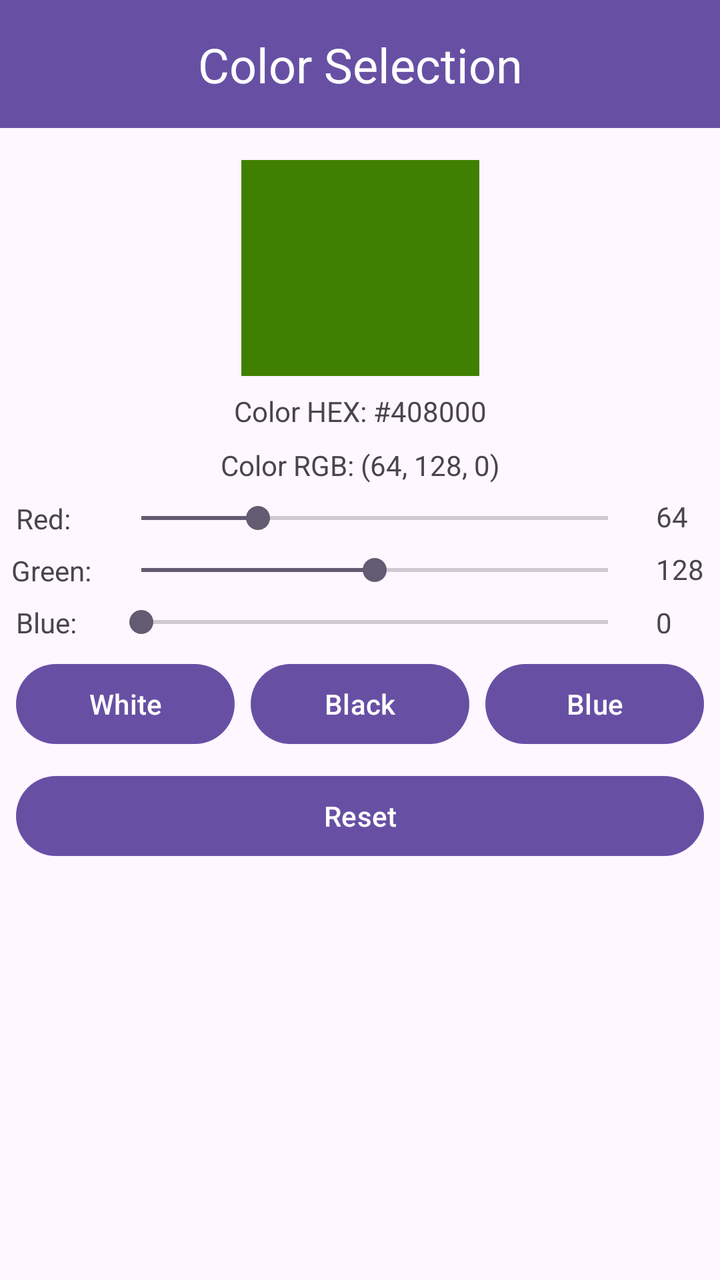
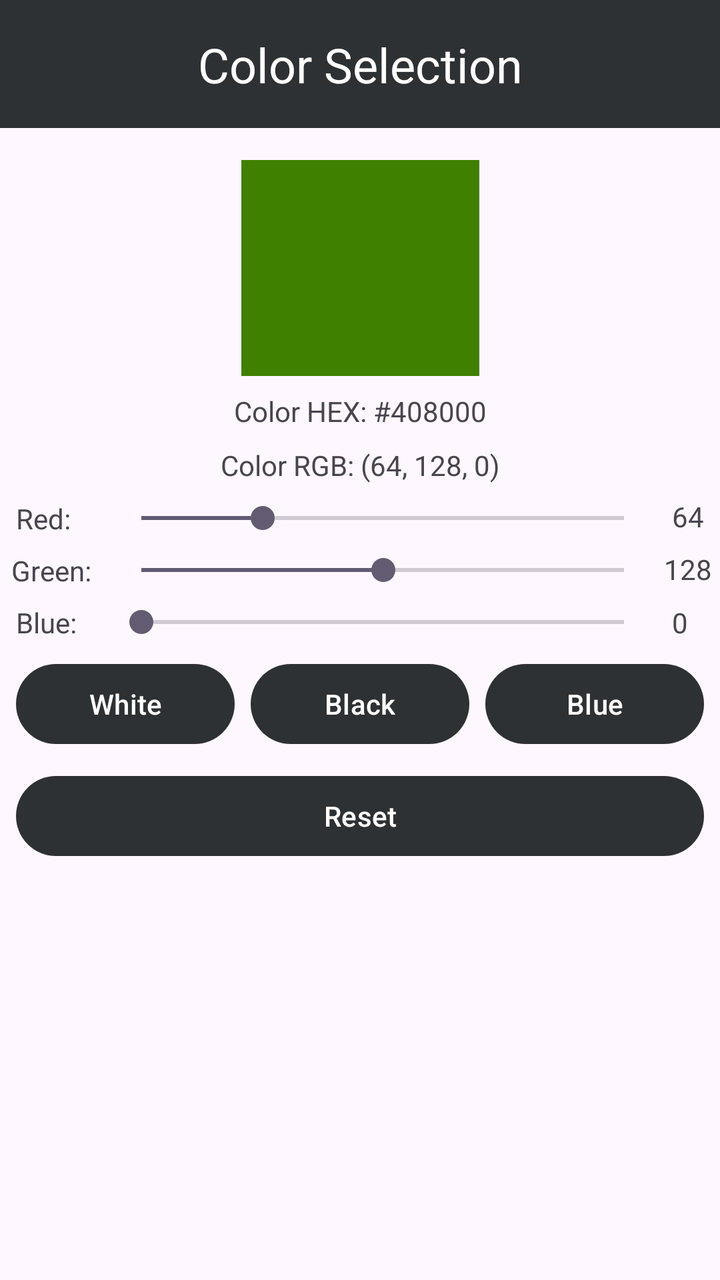

Before-and-after screenshots of an Android layout around one commit, followed by the original layout XML and the change that was made.
<!-- AndroidManifest.xml: application theme Theme.Color_Selector -->
<!-- res/layout/activity_main.xml -->
<?xml version="1.0" encoding="utf-8"?>
<androidx.constraintlayout.widget.ConstraintLayout xmlns:android="http://schemas.android.com/apk/res/android"
    xmlns:app="http://schemas.android.com/apk/res-auto"
    xmlns:tools="http://schemas.android.com/tools"
    android:id="@+id/main"
    android:layout_width="match_parent"
    android:layout_height="match_parent"
    tools:context=".MainActivity">

    <androidx.appcompat.widget.Toolbar
        android:id="@+id/toolbar"
        android:layout_width="409dp"
        android:layout_height="64dp"
        android:background="?attr/colorPrimary"
        android:minHeight="?attr/actionBarSize"
        android:theme="?attr/actionBarTheme"
        app:layout_constraintEnd_toEndOf="parent"
        app:layout_constraintStart_toStartOf="parent"
        app:layout_constraintTop_toTopOf="parent" />

    <TextView
        android:id="@+id/textViewTitle"
        android:layout_width="wrap_content"
        android:layout_height="wrap_content"
        android:text="@string/titleV2"
        android:textColor="@color/white"
        android:textSize="24sp"
        app:layout_constraintBottom_toBottomOf="@+id/toolbar"
        app:layout_constraintEnd_toEndOf="@+id/toolbar"
        app:layout_constraintStart_toStartOf="@+id/toolbar"
        app:layout_constraintTop_toTopOf="parent" />

    <ImageView
        android:id="@+id/imageViewColor"
        android:layout_width="119dp"
        android:layout_height="108dp"
        android:layout_marginTop="16dp"
        android:background="@color/defaultColor"
        android:contentDescription="@string/colorDescription"
        app:layout_constraintEnd_toEndOf="parent"
        app:layout_constraintStart_toStartOf="parent"
        app:layout_constraintTop_toBottomOf="@+id/toolbar" />

    <TextView
        android:id="@+id/textViewHex"
        android:layout_width="wrap_content"
        android:layout_height="wrap_content"
        android:layout_marginTop="8dp"
        android:text="@string/hexDefault"
        app:layout_constraintEnd_toEndOf="parent"
        app:layout_constraintStart_toStartOf="parent"
        app:layout_constraintTop_toBottomOf="@+id/imageViewColor" />

    <TextView
        android:id="@+id/textViewRGB"
        android:layout_width="wrap_content"
        android:layout_height="wrap_content"
        android:layout_marginTop="8dp"
        android:text="@string/defaultRGB"
        app:layout_constraintEnd_toEndOf="parent"
        app:layout_constraintStart_toStartOf="parent"
        app:layout_constraintTop_toBottomOf="@+id/textViewHex" />

    <SeekBar
        android:id="@+id/seekBarRed"
        android:layout_width="0dp"
        android:layout_height="wrap_content"
        android:layout_marginStart="16dp"
        android:layout_marginTop="8dp"
        android:layout_marginEnd="8dp"
        android:max="256"
        android:progress="64"
        app:layout_constraintEnd_toStartOf="@+id/textViewR"
        app:layout_constraintHorizontal_bias="0.0"
        app:layout_constraintStart_toEndOf="@+id/textViewRed"
        app:layout_constraintTop_toBottomOf="@+id/textViewRGB" />

    <TextView
        android:id="@+id/textViewR"
        android:layout_width="wrap_content"
        android:layout_height="wrap_content"
        android:layout_marginEnd="16dp"
        android:layout_marginBottom="2dp"
        android:text="@string/redDefault"
        app:layout_constraintBottom_toBottomOf="@+id/seekBarRed"
        app:layout_constraintEnd_toEndOf="parent"
        app:layout_constraintTop_toTopOf="@+id/seekBarRed" />

    <TextView
        android:id="@+id/textViewRed"
        android:layout_width="wrap_content"
        android:layout_height="wrap_content"
        android:layout_marginStart="8dp"
        android:text="@string/red"
        app:layout_constraintBottom_toBottomOf="@+id/seekBarRed"
        app:layout_constraintStart_toStartOf="parent"
        app:layout_constraintTop_toTopOf="@+id/seekBarRed" />

    <TextView
        android:id="@+id/textViewGreen"
        android:layout_width="wrap_content"
        android:layout_height="wrap_content"
        android:layout_marginEnd="8dp"
        android:text="@string/greenText"
        app:layout_constraintBottom_toBottomOf="@+id/seekBarGreen"
        app:layout_constraintEnd_toStartOf="@+id/seekBarGreen"
        app:layout_constraintStart_toStartOf="@+id/textViewRed"
        app:layout_constraintTop_toTopOf="@+id/seekBarGreen" />

    <TextView
        android:id="@+id/textViewG"
        android:layout_width="wrap_content"
        android:layout_height="wrap_content"
        android:layout_marginEnd="8dp"
        android:layout_marginBottom="1dp"
        android:text="@string/greenDefault"
        app:layout_constraintBottom_toBottomOf="@+id/seekBarGreen"
        app:layout_constraintEnd_toEndOf="parent"
        app:layout_constraintTop_toTopOf="@+id/seekBarGreen" />

    <SeekBar
        android:id="@+id/seekBarGreen"
        android:layout_width="0dp"
        android:layout_height="wrap_content"
        android:layout_marginTop="8dp"
        android:layout_marginEnd="8dp"
        android:max="256"
        android:progress="128"
        app:layout_constraintEnd_toStartOf="@+id/textViewG"
        app:layout_constraintStart_toStartOf="@+id/seekBarRed"
        app:layout_constraintTop_toBottomOf="@+id/seekBarRed" />

    <TextView
        android:id="@+id/textViewBlue"
        android:layout_width="wrap_content"
        android:layout_height="wrap_content"
        android:text="@string/blue"
        app:layout_constraintBottom_toBottomOf="@+id/seekBarBlue"
        app:layout_constraintStart_toStartOf="@+id/textViewRed"
        app:layout_constraintTop_toTopOf="@+id/seekBarBlue" />

    <TextView
        android:id="@+id/textViewB"
        android:layout_width="wrap_content"
        android:layout_height="wrap_content"
        android:layout_marginEnd="24dp"
        android:text="@string/blueDefault"
        app:layout_constraintBottom_toBottomOf="@+id/seekBarBlue"
        app:layout_constraintEnd_toEndOf="parent"
        app:layout_constraintTop_toTopOf="@+id/seekBarBlue" />

    <SeekBar
        android:id="@+id/seekBarBlue"
        android:layout_width="0dp"
        android:layout_height="wrap_content"
        android:layout_marginTop="8dp"
        android:layout_marginEnd="8dp"
        android:max="256"
        android:progress="0"
        app:layout_constraintEnd_toStartOf="@+id/textViewB"
        app:layout_constraintStart_toStartOf="@+id/seekBarRed"
        app:layout_constraintTop_toBottomOf="@+id/seekBarGreen" />

    <Button
        android:id="@+id/buttonWhite"
        android:layout_width="0dp"
        android:layout_height="wrap_content"
        android:layout_marginStart="8dp"
        android:layout_marginEnd="8dp"
        android:text="@string/white"
        app:layout_constraintBottom_toBottomOf="@+id/buttonBlack"
        app:layout_constraintEnd_toStartOf="@+id/buttonBlack"
        app:layout_constraintStart_toStartOf="parent"
        app:layout_constraintTop_toTopOf="@+id/buttonBlack" />

    <Button
        android:id="@+id/buttonBlack"
        android:layout_width="0dp"
        android:layout_height="wrap_content"
        android:layout_marginTop="8dp"
        android:layout_marginEnd="8dp"
        android:text="@string/black"
        app:layout_constraintEnd_toStartOf="@+id/buttonBlue"
        app:layout_constraintStart_toEndOf="@+id/buttonWhite"
        app:layout_constraintTop_toBottomOf="@+id/seekBarBlue" />

    <Button
        android:id="@+id/buttonBlue"
        android:layout_width="0dp"
        android:layout_height="wrap_content"
        android:layout_marginEnd="8dp"
        android:text="@string/buttonBlue"
        app:layout_constraintBottom_toBottomOf="@+id/buttonBlack"
        app:layout_constraintEnd_toEndOf="parent"
        app:layout_constraintStart_toEndOf="@+id/buttonBlack"
        app:layout_constraintTop_toTopOf="@+id/buttonBlack" />

    <Button
        android:id="@+id/buttonReset"
        android:layout_width="0dp"
        android:layout_height="wrap_content"
        android:layout_marginStart="8dp"
        android:layout_marginTop="8dp"
        android:layout_marginEnd="8dp"
        android:text="@string/buttonReset"
        app:layout_constraintEnd_toEndOf="parent"
        app:layout_constraintStart_toStartOf="parent"
        app:layout_constraintTop_toBottomOf="@+id/buttonBlack" />

</androidx.constraintlayout.widget.ConstraintLayout>
<!-- resources referenced by this layout -->
<resources>
  <color name="defaultColor">#408000</color>
  <color name="white">#FFFFFFFF</color>
  <string name="black">Black</string>
  <string name="blue">"Blue: "</string>
  <string name="blueDefault">0</string>
  <string name="buttonBlue">Blue</string>
  <string name="buttonReset">Reset</string>
  <string name="colorDescription">Users selected color</string>
  <string name="defaultRGB">Color RGB: (64, 128, 0)</string>
  <string name="greenDefault">128</string>
  <string name="greenText">"Green: "</string>
  <string name="hexDefault">Color HEX: #408000</string>
  <string name="red">"Red: "</string>
  <string name="redDefault">64</string>
  <string name="titleV2">Color Selection</string>
  <string name="white">White</string>
  <style name="Theme.Color_Selector" parent="Base.Theme.Color_Selector" />
  <style name="Base.Theme.Color_Selector" parent="Theme.Material3.DayNight.NoActionBar">
          
          
      </style>
</resources>

<!-- the commit's change to res/layout/activity_main.xml (unified diff, before → after) -->
@@ -11,7 +11,7 @@
         android:id="@+id/toolbar"
         android:layout_width="409dp"
         android:layout_height="64dp"
-        android:background="?attr/colorPrimary"
+        android:background="@color/material_dynamic_neutral20"
         android:minHeight="?attr/actionBarSize"
         android:theme="?attr/actionBarTheme"
         app:layout_constraintEnd_toEndOf="parent"
@@ -67,11 +67,10 @@
         android:layout_height="wrap_content"
         android:layout_marginStart="16dp"
         android:layout_marginTop="8dp"
-        android:layout_marginEnd="8dp"
-        android:max="256"
+        android:layout_marginEnd="24dp"
+        android:max="255"
         android:progress="64"
-        app:layout_constraintEnd_toStartOf="@+id/textViewR"
-        app:layout_constraintHorizontal_bias="0.0"
+        app:layout_constraintEnd_toEndOf="@+id/buttonBlue"
         app:layout_constraintStart_toEndOf="@+id/textViewRed"
         app:layout_constraintTop_toBottomOf="@+id/textViewRGB" />
 
@@ -79,7 +78,7 @@
         android:id="@+id/textViewR"
         android:layout_width="wrap_content"
         android:layout_height="wrap_content"
-        android:layout_marginEnd="16dp"
+        android:layout_marginEnd="8dp"
         android:layout_marginBottom="2dp"
         android:text="@string/redDefault"
         app:layout_constraintBottom_toBottomOf="@+id/seekBarRed"
@@ -116,6 +115,7 @@
         android:text="@string/greenDefault"
         app:layout_constraintBottom_toBottomOf="@+id/seekBarGreen"
         app:layout_constraintEnd_toEndOf="parent"
+        app:layout_constraintStart_toStartOf="@+id/textViewR"
         app:layout_constraintTop_toTopOf="@+id/seekBarGreen" />
 
     <SeekBar
@@ -123,10 +123,9 @@
         android:layout_width="0dp"
         android:layout_height="wrap_content"
         android:layout_marginTop="8dp"
-        android:layout_marginEnd="8dp"
-        android:max="256"
+        android:max="255"
         android:progress="128"
-        app:layout_constraintEnd_toStartOf="@+id/textViewG"
+        app:layout_constraintEnd_toEndOf="@+id/seekBarRed"
         app:layout_constraintStart_toStartOf="@+id/seekBarRed"
         app:layout_constraintTop_toBottomOf="@+id/seekBarRed" />
 
@@ -143,10 +142,11 @@
         android:id="@+id/textViewB"
         android:layout_width="wrap_content"
         android:layout_height="wrap_content"
-        android:layout_marginEnd="24dp"
+        android:layout_marginEnd="8dp"
         android:text="@string/blueDefault"
         app:layout_constraintBottom_toBottomOf="@+id/seekBarBlue"
         app:layout_constraintEnd_toEndOf="parent"
+        app:layout_constraintStart_toEndOf="@+id/seekBarBlue"
         app:layout_constraintTop_toTopOf="@+id/seekBarBlue" />
 
     <SeekBar
@@ -154,10 +154,9 @@
         android:layout_width="0dp"
         android:layout_height="wrap_content"
         android:layout_marginTop="8dp"
-        android:layout_marginEnd="8dp"
-        android:max="256"
+        android:max="255"
         android:progress="0"
-        app:layout_constraintEnd_toStartOf="@+id/textViewB"
+        app:layout_constraintEnd_toEndOf="@+id/seekBarGreen"
         app:layout_constraintStart_toStartOf="@+id/seekBarRed"
         app:layout_constraintTop_toBottomOf="@+id/seekBarGreen" />
 
<!-- resource entries referenced after the edit -->
@@ -19,7 +19,7 @@
   <style name="Theme.Color_Selector" parent="Base.Theme.Color_Selector" />
   <style name="Base.Theme.Color_Selector" parent="Theme.Material3.DayNight.NoActionBar">
           
-          
+          <item name="colorPrimary">@color/material_dynamic_neutral20</item>
       </style>
 </resources>
 
